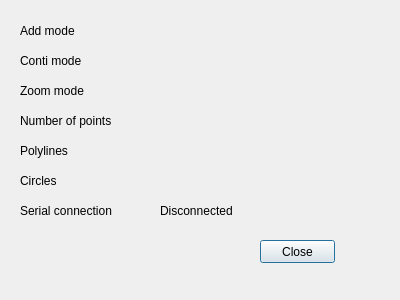
Above: InfoDialog.ui from fupe/digitizer2 before the change. Below: the same form after it.
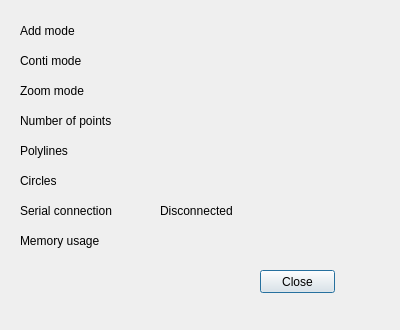
That is the form after the change.

Commit message: Show memory usage in info dialog

Diff of the .ui file:
```diff
--- a/InfoDialog.ui
+++ b/InfoDialog.ui
@@ -7,7 +7,7 @@
     <x>0</x>
     <y>0</y>
     <width>400</width>
-    <height>300</height>
+    <height>330</height>
    </rect>
   </property>
   <property name="windowTitle">
@@ -195,11 +195,37 @@
     <string>Disconnected</string>
    </property>
   </widget>
+  <widget class="QLabel" name="label_memory">
+   <property name="geometry">
+    <rect>
+     <x>20</x>
+     <y>230</y>
+     <width>120</width>
+     <height>21</height>
+    </rect>
+   </property>
+   <property name="text">
+    <string>Memory usage</string>
+   </property>
+  </widget>
+  <widget class="QLabel" name="memory_value">
+   <property name="geometry">
+    <rect>
+     <x>160</x>
+     <y>230</y>
+     <width>120</width>
+     <height>21</height>
+    </rect>
+   </property>
+   <property name="text">
+    <string/>
+   </property>
+  </widget>
   <widget class="QPushButton" name="close">
    <property name="geometry">
     <rect>
      <x>260</x>
-     <y>240</y>
+     <y>270</y>
      <width>75</width>
      <height>23</height>
     </rect>
```
The commit also changes 5 other files.
